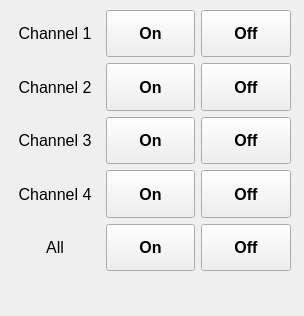
First picture: the form in py/demo/mbug_2151_gui/SimpleRemoteControl.ui, repository messlinger/mbug_devel, before the edit.
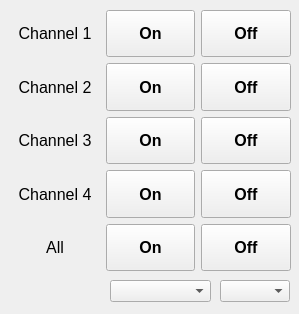
Second picture: the form after the edit.

```diff
--- a/py/demo/mbug_2151_gui/SimpleRemoteControl.ui
+++ b/py/demo/mbug_2151_gui/SimpleRemoteControl.ui
@@ -6,8 +6,8 @@
    <rect>
     <x>0</x>
     <y>0</y>
-    <width>304</width>
-    <height>316</height>
+    <width>299</width>
+    <height>314</height>
    </rect>
   </property>
   <property name="windowTitle">
@@ -315,8 +315,42 @@
     </item>
    </layout>
   </widget>
-  <zorder>gridLayoutWidget</zorder>
-  <zorder>label_2</zorder>
+  <widget class="QComboBox" name="comboBox_CurrentTarget">
+   <property name="geometry">
+    <rect>
+     <x>110</x>
+     <y>280</y>
+     <width>101</width>
+     <height>22</height>
+    </rect>
+   </property>
+   <property name="currentIndex">
+    <number>-1</number>
+   </property>
+  </widget>
+  <widget class="QLabel" name="debug">
+   <property name="geometry">
+    <rect>
+     <x>10</x>
+     <y>280</y>
+     <width>81</width>
+     <height>21</height>
+    </rect>
+   </property>
+   <property name="text">
+    <string/>
+   </property>
+  </widget>
+  <widget class="QComboBox" name="comboBox_SystemCode">
+   <property name="geometry">
+    <rect>
+     <x>220</x>
+     <y>280</y>
+     <width>70</width>
+     <height>22</height>
+    </rect>
+   </property>
+  </widget>
  </widget>
  <resources/>
  <connections/>
```
